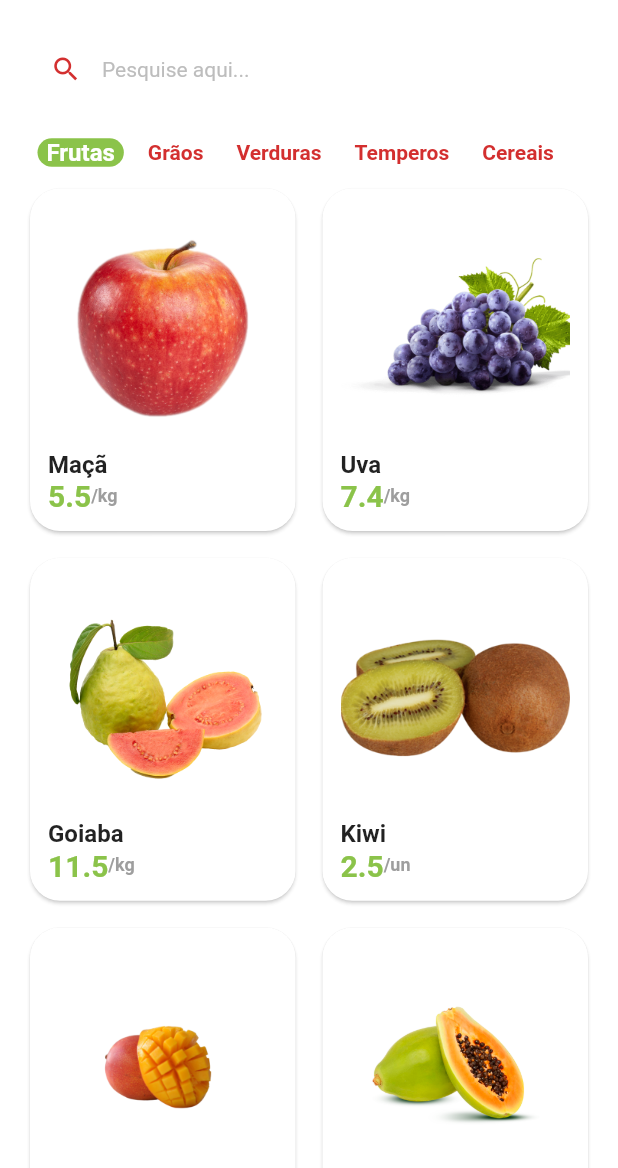
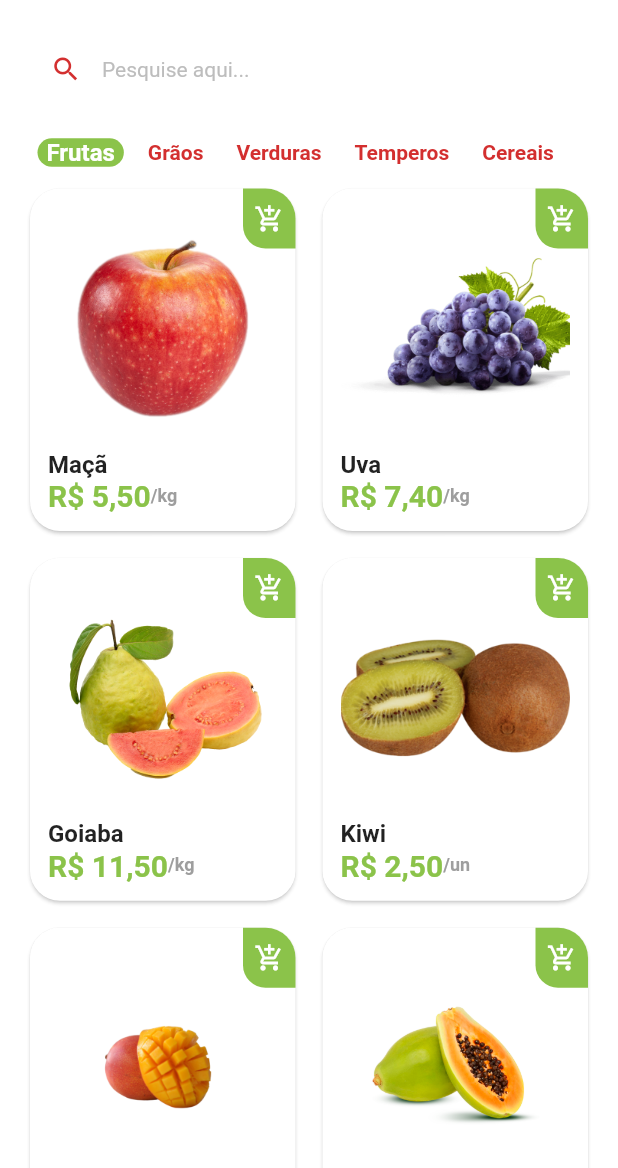
Before and after one commit to Joallisson/greengrocer, a Flutter app: the HomeTab screen opened directly, on a phone screen of 412 x 824 dp, the part 68-1236 px from its top. Run offline on Flutter 3.47's test engine with Material 2 defaults, Android fonts, the phone set to English and light mode, and no system bars; our stand-ins replace animated_text_kit, mask_text_input_formatter.

Commit message:
25. Adicionando o botão de carrinho e formato de preço

```diff
--- a/lib/src/pages/home/components/item_tile.dart
+++ b/lib/src/pages/home/components/item_tile.dart
@@ -2,21 +2,26 @@ import 'package:flutter/material.dart';
 import 'package:greengrocer/src/config/custom_colors.dart';
 import 'package:greengrocer/src/models/item_model.dart';
 
+import '../../../services/utils_services.dart';
+
 class ItemTile extends StatelessWidget {
   final ItemModel item;
 
-  const ItemTile({
+  ItemTile({
     required this.item,
     super.key,
   });
 
+  final UtilsServices utilsServices = UtilsServices();
+
   @override
   Widget build(BuildContext context) {
-    return Card(
+    return Stack(
+      children: [
+        Card(
           elevation: 1,
           shadowColor: Colors.grey.shade300,
           shape: RoundedRectangleBorder(borderRadius: BorderRadius.circular(20)),
-
           child: Padding(
             padding: const EdgeInsets.all(12),
             child: Column(
@@ -38,7 +43,7 @@ class ItemTile extends StatelessWidget {
                 Row(
                   children: [
                     Text(
-                  item.price.toString(),
+                      utilsServices.priceToCurrency(item.price),
                       style: TextStyle(
                         fontWeight: FontWeight.bold,
                         fontSize: 20,
@@ -58,6 +63,32 @@ class ItemTile extends StatelessWidget {
               ],
             ),
           ),
+        ),
+
+        Positioned(
+          top: 4,
+          right: 4,
+          child: GestureDetector(
+            onTap: (){},
+            child: Container(
+              height: 40,
+              width: 35,
+              decoration: BoxDecoration(
+                color: CustomColors.customSwatchColor,
+                borderRadius: const BorderRadius.only(
+                  bottomLeft: Radius.circular(15),
+                  topRight: Radius.circular(20)
+                )
+              ),
+              child: const Icon(
+                Icons.add_shopping_cart_outlined,
+                color: Colors.white,
+                size: 20,
+              ),
+            ),
+          )
+        )
+      ],
     );
   }
 }
--- /dev/null
+++ b/lib/src/services/utils_services.dart
@@ -0,0 +1,11 @@
+import 'package:intl/intl.dart';
+
+class UtilsServices{
+
+  //R$ valor
+  String priceToCurrency(double price){
+    NumberFormat numberFormat = NumberFormat.simpleCurrency(locale: "pt_BR");
+
+    return numberFormat.format(price);
+  }
+}
--- a/pubspec.yaml
+++ b/pubspec.yaml
@@ -38,6 +38,8 @@ dependencies:
   animated_text_kit: ^4.2.2
   mask_text_input_formatter: ^2.4.0
   badges: ^3.1.1
+  intl: ^0.18.1
+
 
 dev_dependencies:
   flutter_test:
```
Also changed, not shown: pubspec.lock. Lines whose indentation alone changed are shown as unchanged.
